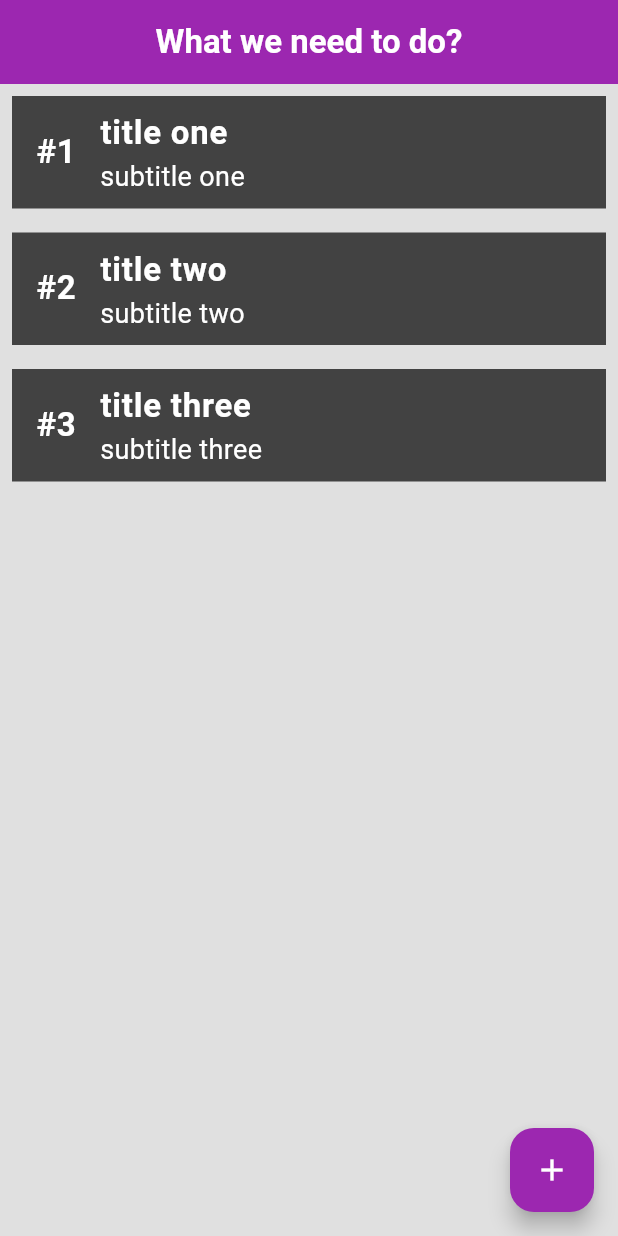
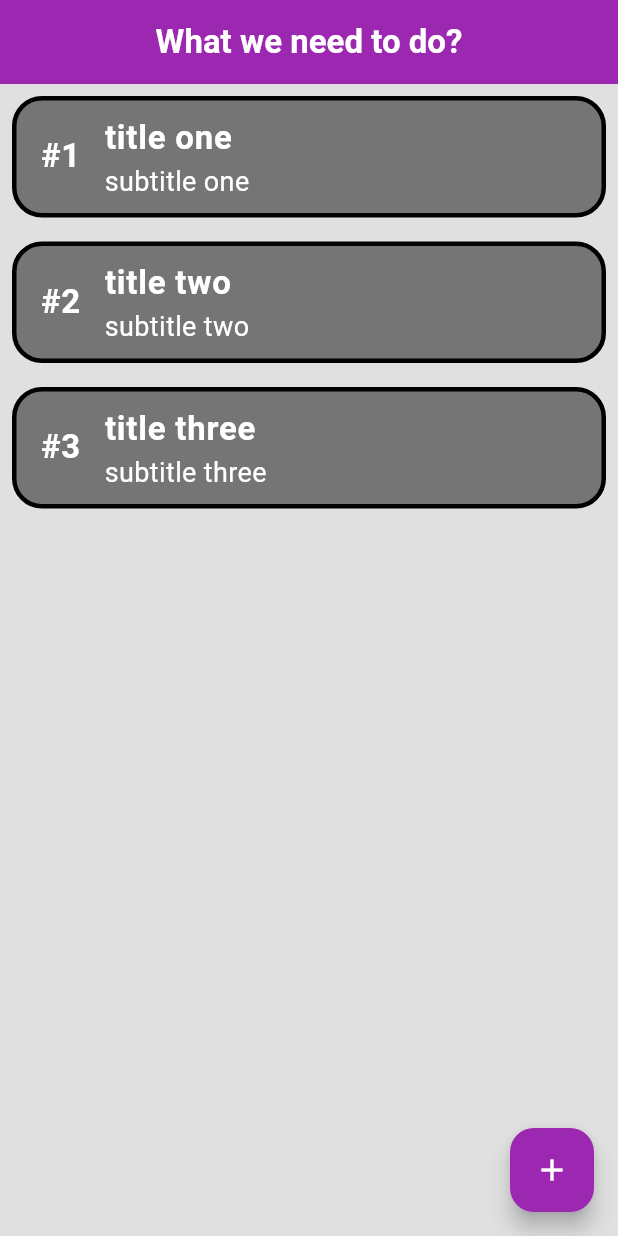
Before and after one commit to LukaszWalencik/simple_todo_app, a Flutter app: the screen it shows after launch, on a phone screen of 412 x 824 dp. Run offline on Flutter 3.47's test engine with Material 3 defaults, Android fonts, the phone set to English and light mode, and no system bars.

Commit message:
Add Borders to Container in ReusableListTile

```diff
--- a/lib/reusable/list_tile.dart
+++ b/lib/reusable/list_tile.dart
@@ -15,18 +15,31 @@ class ReusableListTile extends StatelessWidget {
   @override
   Widget build(BuildContext context) {
     return Container(
+      decoration: BoxDecoration(
+          borderRadius: const BorderRadius.all(Radius.circular(20)),
+          border: Border.all(
+            color: Colors.black,
+            width: 3,
+          ),
+          color: Colors.grey[600]),
       margin: const EdgeInsets.all(8),
-      color: Colors.grey[800],
+      // color: Colors.grey[800],
       child: ListTile(
         leading: Text(
           '#$number',
-          style: TextStyle(
-              fontWeight: FontWeight.bold, fontSize: 22, color: Colors.white),
+          style: const TextStyle(
+            fontWeight: FontWeight.bold,
+            fontSize: 22,
+            color: Colors.white,
+          ),
         ),
         title: Text(
           title,
           style: const TextStyle(
-              fontWeight: FontWeight.bold, fontSize: 22, color: Colors.white),
+            fontWeight: FontWeight.bold,
+            fontSize: 22,
+            color: Colors.white,
+          ),
         ),
         subtitle: subtitle != null
             ? Text(
```
